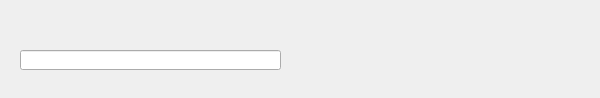
Old version of the form LineCalculator/LineCalculator/linecalculator.ui in the repository Futsy/LineCalculator.
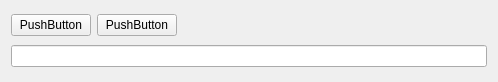
New version of the form.

Commit message: LineCalculator: UI update and project settings

Patch:
```diff
--- a/LineCalculator/LineCalculator/linecalculator.ui
+++ b/LineCalculator/LineCalculator/linecalculator.ui
@@ -6,23 +6,59 @@
    <rect>
     <x>0</x>
     <y>0</y>
-    <width>600</width>
-    <height>98</height>
+    <width>498</width>
+    <height>82</height>
    </rect>
   </property>
+  <property name="minimumSize">
+   <size>
+    <width>498</width>
+    <height>82</height>
+   </size>
+  </property>
   <property name="windowTitle">
    <string>LineCalculator</string>
   </property>
-  <widget class="QLineEdit" name="lineEdit">
-   <property name="geometry">
-    <rect>
-     <x>20</x>
-     <y>50</y>
-     <width>261</width>
-     <height>20</height>
-    </rect>
-   </property>
-  </widget>
+  <layout class="QHBoxLayout" name="horizontalLayout">
+   <item>
+    <layout class="QVBoxLayout" name="verticalLayout">
+     <item>
+      <layout class="QHBoxLayout" name="horizontalLayout_2">
+       <item>
+        <widget class="QPushButton" name="pushButton_2">
+         <property name="text">
+          <string>PushButton</string>
+         </property>
+        </widget>
+       </item>
+       <item>
+        <widget class="QPushButton" name="pushButton">
+         <property name="text">
+          <string>PushButton</string>
+         </property>
+        </widget>
+       </item>
+       <item>
+        <spacer name="horizontalSpacer">
+         <property name="orientation">
+          <enum>Qt::Horizontal</enum>
+         </property>
+         <property name="sizeHint" stdset="0">
+          <size>
+           <width>40</width>
+           <height>20</height>
+          </size>
+         </property>
+        </spacer>
+       </item>
+      </layout>
+     </item>
+     <item>
+      <widget class="QLineEdit" name="lineEdit"/>
+     </item>
+    </layout>
+   </item>
+  </layout>
  </widget>
  <layoutdefault spacing="6" margin="11"/>
  <resources>
```
The commit also changes 7 other files.
